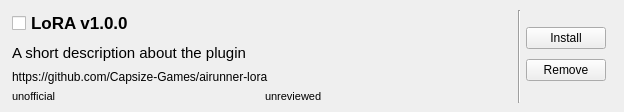
Old version of the form src/airunner/pyqt/extension.ui in the repository Capsize-Games/airunner.
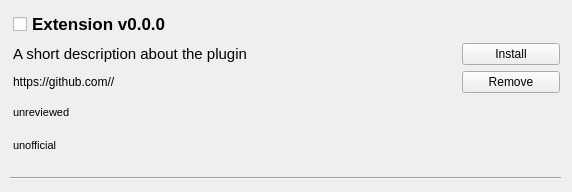
New version of the form.

Commit message: initial extension revisions

The edit to the form file:
```diff
--- a/src/airunner/pyqt/extension.ui
+++ b/src/airunner/pyqt/extension.ui
@@ -6,24 +6,64 @@
    <rect>
     <x>0</x>
     <y>0</y>
-    <width>624</width>
-    <height>112</height>
+    <width>572</width>
+    <height>192</height>
    </rect>
   </property>
   <property name="windowTitle">
    <string>Form</string>
   </property>
+  <widget class="Line" name="line">
+   <property name="geometry">
+    <rect>
+     <x>10</x>
+     <y>170</y>
+     <width>551</width>
+     <height>16</height>
+    </rect>
+   </property>
+   <property name="orientation">
+    <enum>Qt::Horizontal</enum>
+   </property>
+  </widget>
   <widget class="QWidget" name="">
    <property name="geometry">
     <rect>
-     <x>12</x>
-     <y>10</y>
-     <width>594</width>
-     <height>93</height>
+     <x>13</x>
+     <y>11</y>
+     <width>547</width>
+     <height>148</height>
     </rect>
    </property>
    <layout class="QGridLayout" name="gridLayout">
-    <item row="0" column="0" rowspan="2" colspan="2">
+    <property name="sizeConstraint">
+     <enum>QLayout::SetDefaultConstraint</enum>
+    </property>
+    <item row="1" column="0">
+     <widget class="QLabel" name="descriptionLabel">
+      <property name="font">
+       <font>
+        <pointsize>11</pointsize>
+       </font>
+      </property>
+      <property name="text">
+       <string>A short description about the plugin</string>
+      </property>
+     </widget>
+    </item>
+    <item row="2" column="0">
+     <widget class="QLabel" name="urlLabel">
+      <property name="font">
+       <font>
+        <pointsize>9</pointsize>
+       </font>
+      </property>
+      <property name="text">
+       <string>https://github.com/&lt;author&gt;/&lt;repo&gt;</string>
+      </property>
+     </widget>
+    </item>
+    <item row="0" column="0" colspan="4">
      <widget class="QCheckBox" name="checkBox">
       <property name="minimumSize">
        <size>
@@ -38,79 +78,48 @@
        </font>
       </property>
       <property name="text">
-       <string>LoRA v1.0.0</string>
+       <string>Extension v0.0.0</string>
       </property>
      </widget>
     </item>
-    <item row="0" column="2" rowspan="6" colspan="2">
-     <widget class="Line" name="line">
-      <property name="orientation">
-       <enum>Qt::Vertical</enum>
+    <item row="3" column="0">
+     <widget class="QLabel" name="reviewedLabel">
+      <property name="font">
+       <font>
+        <pointsize>8</pointsize>
+       </font>
       </property>
+      <property name="text">
+       <string>unreviewed</string>
+      </property>
      </widget>
     </item>
-    <item row="1" column="3" rowspan="2">
-     <widget class="QPushButton" name="pushButton">
+    <item row="4" column="0">
+     <widget class="QLabel" name="officialLabel">
+      <property name="font">
+       <font>
+        <pointsize>8</pointsize>
+       </font>
+      </property>
+      <property name="text">
+       <string>unofficial</string>
+      </property>
+     </widget>
+    </item>
+    <item row="1" column="3">
+     <widget class="QPushButton" name="installButton">
       <property name="text">
        <string>Install</string>
       </property>
      </widget>
     </item>
-    <item row="2" column="0" rowspan="2" colspan="2">
-     <widget class="QLabel" name="label_2">
-      <property name="font">
-       <font>
-        <pointsize>11</pointsize>
-       </font>
-      </property>
-      <property name="text">
-       <string>A short description about the plugin</string>
-      </property>
-     </widget>
-    </item>
-    <item row="3" column="3" rowspan="2">
-     <widget class="QPushButton" name="pushButton_2">
+    <item row="2" column="3">
+     <widget class="QPushButton" name="removeButton">
       <property name="text">
        <string>Remove</string>
       </property>
      </widget>
     </item>
-    <item row="4" column="0" colspan="2">
-     <widget class="QLabel" name="label_3">
-      <property name="font">
-       <font>
-        <pointsize>9</pointsize>
-       </font>
-      </property>
-      <property name="text">
-       <string>https://github.com/Capsize-Games/airunner-lora</string>
-      </property>
-     </widget>
-    </item>
-    <item row="5" column="0">
-     <widget class="QLabel" name="label">
-      <property name="font">
-       <font>
-        <pointsize>8</pointsize>
-       </font>
-      </property>
-      <property name="text">
-       <string>unofficial</string>
-      </property>
-     </widget>
-    </item>
-    <item row="5" column="1">
-     <widget class="QLabel" name="label_4">
-      <property name="font">
-       <font>
-        <pointsize>8</pointsize>
-       </font>
-      </property>
-      <property name="text">
-       <string>unreviewed</string>
-      </property>
-     </widget>
-    </item>
    </layout>
   </widget>
  </widget>
```
The commit also changes 5 other files.
